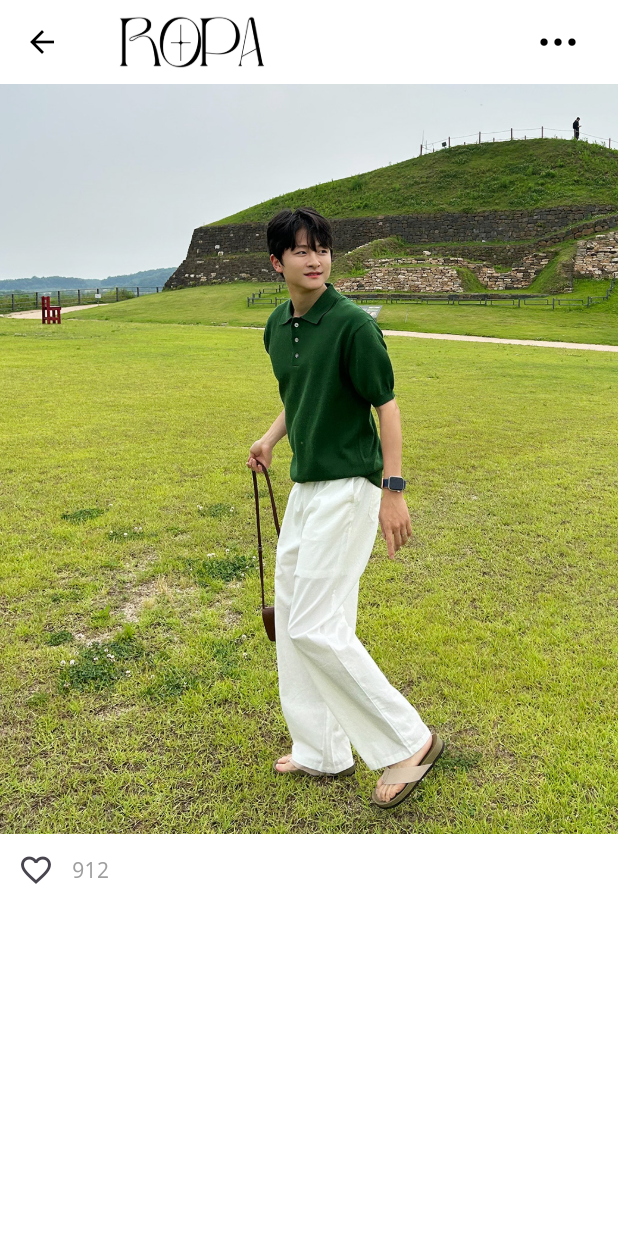
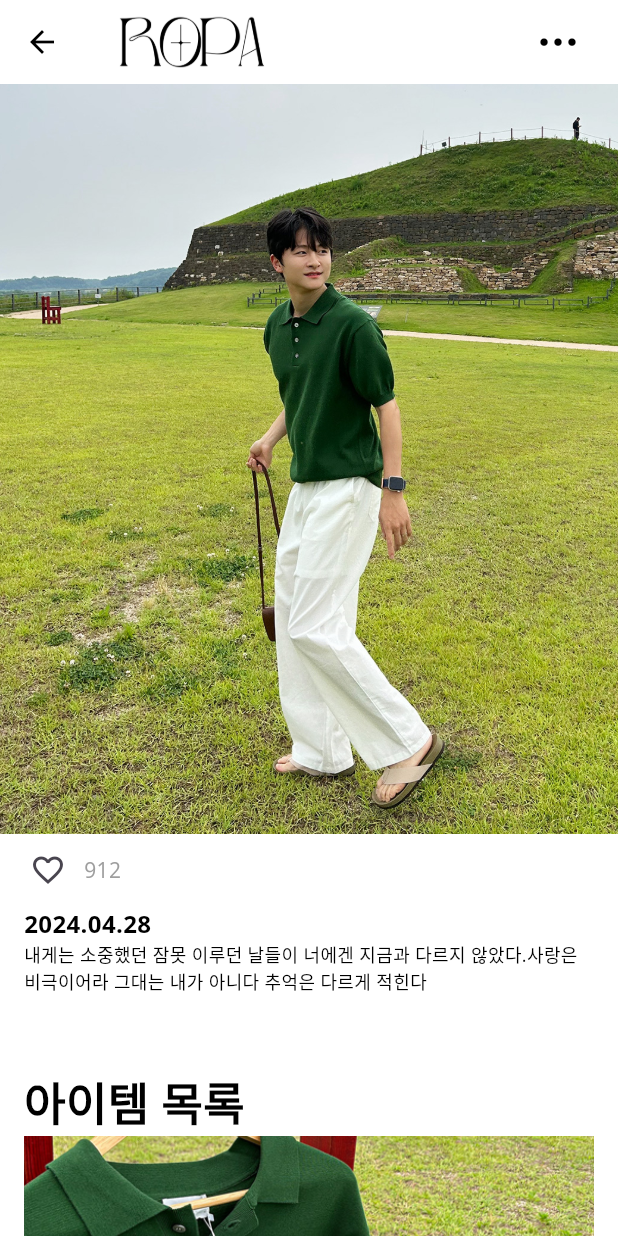
Before and after one commit to chugue/ropa-flutter-project, a Flutter app: the CodiPage screen opened directly with sample values from the repository, on a phone screen of 412 x 824 dp. Run offline on Flutter 3.47's test engine with Material 3 defaults, Android fonts, the phone set to English and light mode, and no system bars; our stand-ins replace google_fonts; network calls fail.

Commit message:
코디 페이지 제작

```diff
--- a/lib/holder/codi/codi_page.dart
+++ b/lib/holder/codi/codi_page.dart
@@ -39,6 +39,8 @@ class CodiPage extends StatelessWidget {
             ),
           ),
           SliverToBoxAdapter(
+            child: Padding(
+              padding: const EdgeInsets.only(left: 8.0),
               child: SizedBox(
                 width: 150,
                 child: Row(
@@ -56,6 +58,110 @@ class CodiPage extends StatelessWidget {
                 ),
               ),
             ),
+          ),
+          SliverToBoxAdapter(
+            child: Padding(
+              padding: const EdgeInsets.only(left: 16.0),
+              child: Text(
+                "2024.04.28",
+                style: TextStyle(
+                  fontSize: 16.0,
+                  fontWeight: FontWeight.bold,
+                  color: Colors.black,
+                ),
+              ),
+            ),
+          ),
+          SliverToBoxAdapter(
+            child: Padding(
+              padding: const EdgeInsets.symmetric(horizontal: 16.0),
+              child: Text(
+                "내게는 소중했던 잠못 이루던 날들이 너에겐 지금과 다르지 않았다."
+                "사랑은 비극이어라 그대는 내가 아니다 추억은 다르게 적힌다",
+                style: TextStyle(
+                  fontSize: 12.0,
+                  color: Colors.black,
+                ),
+              ),
+            ),
+          ),
+          SliverToBoxAdapter(
+            child: Padding(
+              padding: const EdgeInsets.only(top: 50.0, left: 16.0),
+              child: Text(
+                "아이템 목록",
+                style: TextStyle(
+                  fontSize: 30.0,
+                  fontWeight: FontWeight.bold,
+                  color: Colors.black,
+                ), // 폰트 사이즈 30 설정
+              ),
+            ),
+          ),
+          SliverToBoxAdapter(
+            child: Padding(
+              padding: const EdgeInsets.symmetric(horizontal: 16.0),
+              child: SizedBox(
+                height: 200,
+                child: PageView.builder(
+                  scrollDirection: Axis.horizontal,
+                  itemBuilder: (context, CodiIndex) {
+                    return SizedBox(
+                      width: MediaQuery.of(context).size.width * 0.30,
+                      child: PageView.builder(
+                        itemCount: codiList[CodiIndex].itemImg.length,
+                        itemBuilder: (context, CodiItemIndex) {
+                          return SizedBox(
+                            child: Image.asset(
+                              width: MediaQuery.of(context).size.width * 0.30,
+                              codiList[CodiIndex].itemImg[CodiItemIndex],
+                              // 'assets/example_image_$index.jpg',
+                              fit: BoxFit.cover,
+                            ),
+                          );
+                        },
+                      ),
+                    );
+                  },
+                ),
+              ),
+            ),
+          ),
+          SliverToBoxAdapter(
+            child: Padding(
+              padding: const EdgeInsets.only(top: 50.0, left: 16.0),
+              child: Text(
+                "코디 목록",
+                style: TextStyle(
+                  fontSize: 24.0,
+                  fontWeight: FontWeight.bold,
+                  color: Colors.black,
+                ), // 폰트 사이즈 30 설정
+              ),
+            ),
+          ),
+          SliverToBoxAdapter(
+            child: Padding(
+              padding: const EdgeInsets.all(8.0),
+              child: SizedBox(
+                height: ootdList.length * 120 /* 수정 해야함. */,
+                child: GridView.builder(
+                  gridDelegate: SliverGridDelegateWithFixedCrossAxisCount(
+                    crossAxisCount: 2, // ✅한 행에 두 개의 항목
+                    crossAxisSpacing: 20.0,
+                    mainAxisSpacing: 8.0,
+                  ),
+                  itemCount: ootdList.length,
+                  itemBuilder: (context, index) {
+                    return Image.asset(
+                      ootdList[index].Img,
+                      fit: BoxFit.cover,
+                    );
+                  },
+                ),
+              ),
+            ),
+          ),
         ],
       ),
     );
--- a/lib/holder/main/home_page.dart
+++ b/lib/holder/main/home_page.dart
@@ -49,7 +49,7 @@ class _MainHolderState extends State<HomePage> {
     return _timer = Timer.periodic(Duration(seconds: 4), (timer) {
       int nextPage = (_pageController.page?.toInt() ?? 0) + 1;
       if (nextPage == slideAdList.length) {
-        nextPage = 0; // 마지막 이미지가 끝나면 첫 이미지로
+        nextPage = 0; // ✅마지막 이미지가 끝나면 첫 이미지로
       }
       _pageController.animateToPage(
         nextPage,
--- a/lib/models/codi.dart
+++ b/lib/models/codi.dart
@@ -1,10 +1,12 @@
 class Codi {
   int id;
   List<String> mainImg;
+  List<String> itemImg;
 
   Codi({
     required this.id,
     required this.mainImg,
+    required this.itemImg,
   });
 }
 
@@ -13,10 +15,17 @@ List<Codi> codiList = [
     "assets/images/codi/codi01_01.jpg",
     "assets/images/codi/codi01_02.jpg",
     "assets/images/codi/codi01_03.jpg",
+  ], itemImg: [
+    "assets/images/item/item_01.png",
+    "assets/images/item/item_02.jpg",
+    "assets/images/item/item_03.png",
   ]),
   Codi(id: 2, mainImg: [
     "assets/images/codi/codi02_01.jpg",
     "assets/images/codi/codi02_02.jpg",
     "assets/images/codi/codi02_03.jpg",
+  ], itemImg: [
+    "assets/images/item/item_01.jpg",
+    "assets/images/item/item_02.jpg",
   ]),
 ];
--- a/pubspec.yaml
+++ b/pubspec.yaml
@@ -71,6 +71,7 @@ flutter:
     - assets/images/creator/
     - assets/images/ootd/
     - assets/images/codi/
+    - assets/images/item/
 
   # An image asset can refer to one or more resolution-specific "variants", see
   # https://flutter.dev/assets-and-images/#resolution-aware
```
Also changed, not shown: assets/images/item/item_01.png (added), assets/images/item/item_02.jpg (added), assets/images/item/item_03.png (added). Lines whose indentation alone changed are shown as unchanged.
